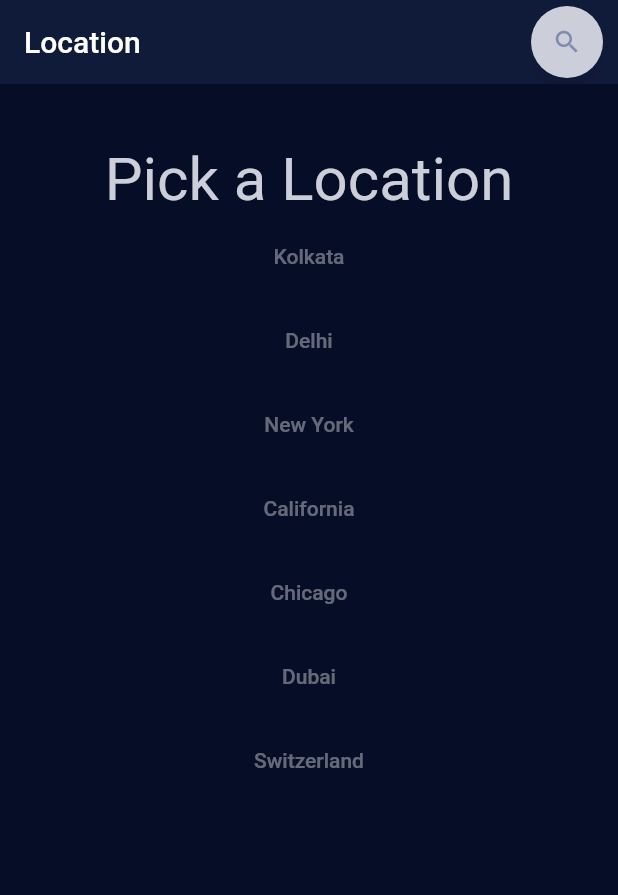
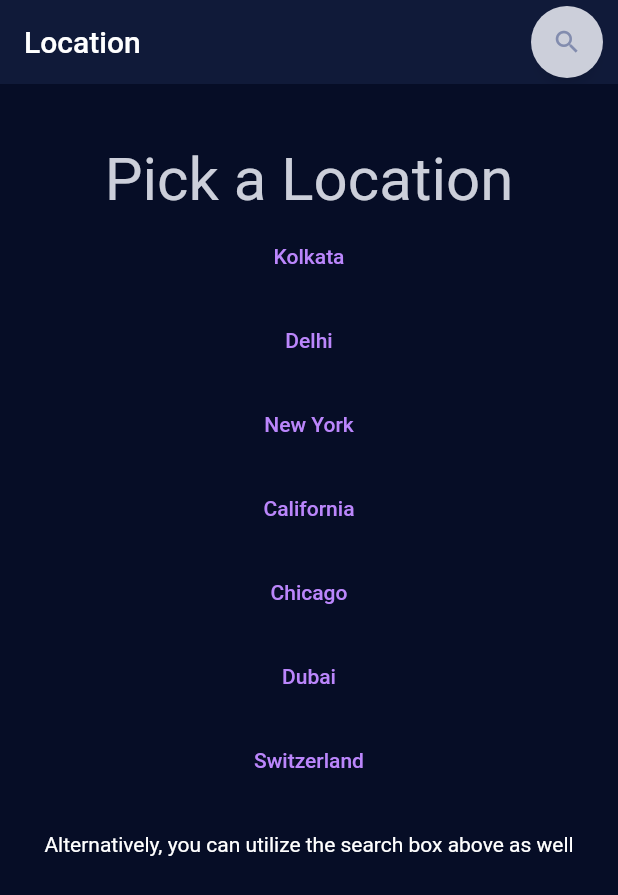
Before and after one commit to mhdshibin/weather-app, a Flutter app: the screen it shows after launch, on a phone screen of 412 x 824 dp. Shown: the top 895 px of the screen. Run offline on Flutter 3.47's test engine with Material 2 defaults, Android fonts, the phone set to English and light mode, and no system bars; drawn by our look-alikes of anim_search_bar; our stand-ins replace dio, flutter_switch, get, weather_icons; missing offline and left inert: loading_animations.

Commit message:
fixed a bug

```diff
--- a/weather_app/lib/app/modules/weather/views/weather_view.dart
+++ b/weather_app/lib/app/modules/weather/views/weather_view.dart
@@ -178,15 +178,20 @@ class WeatherView extends GetView<WeatherController> {
             ],
           ),
           Container(
-            height: Get.height * 0.8,
-            child: ListView.builder(itemCount: 7, itemBuilder: (context, index) {
-              // return Container();
-              return ListTile(
-                  title: TextButton(
-                      onPressed: controller.onOptionSelected(index),
-                      child: Text(controller.options[index])));
-            }),
-          )
+            height: Get.height * 0.5,
+            child: ListView.builder(
+                itemCount: 7,
+                itemBuilder: (context, index) {
+                  // return Container();
+                  return ListTile(
+                      title: TextButton(
+                          onPressed: () {
+                            controller.onOptionSelected(index);
+                          },
+                          child: Text(controller.options[index])));
+                }),
+          ),
+          Text('Alternatively, you can utilize the search box above as well'),
         ],
       ),
     );
```
